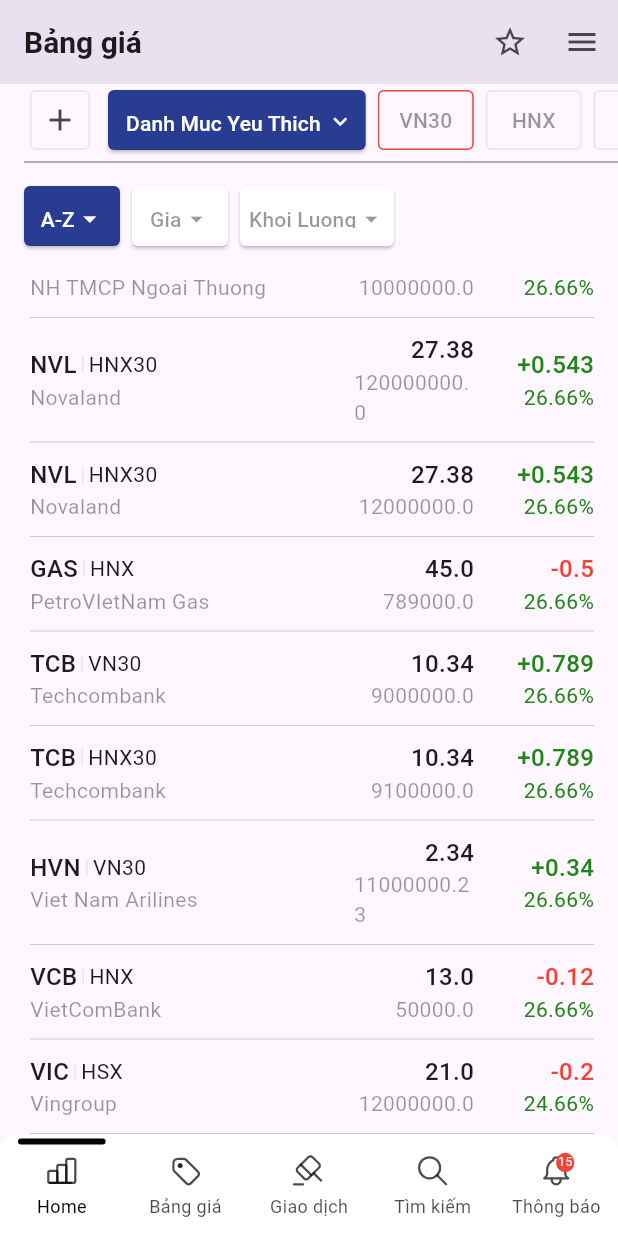
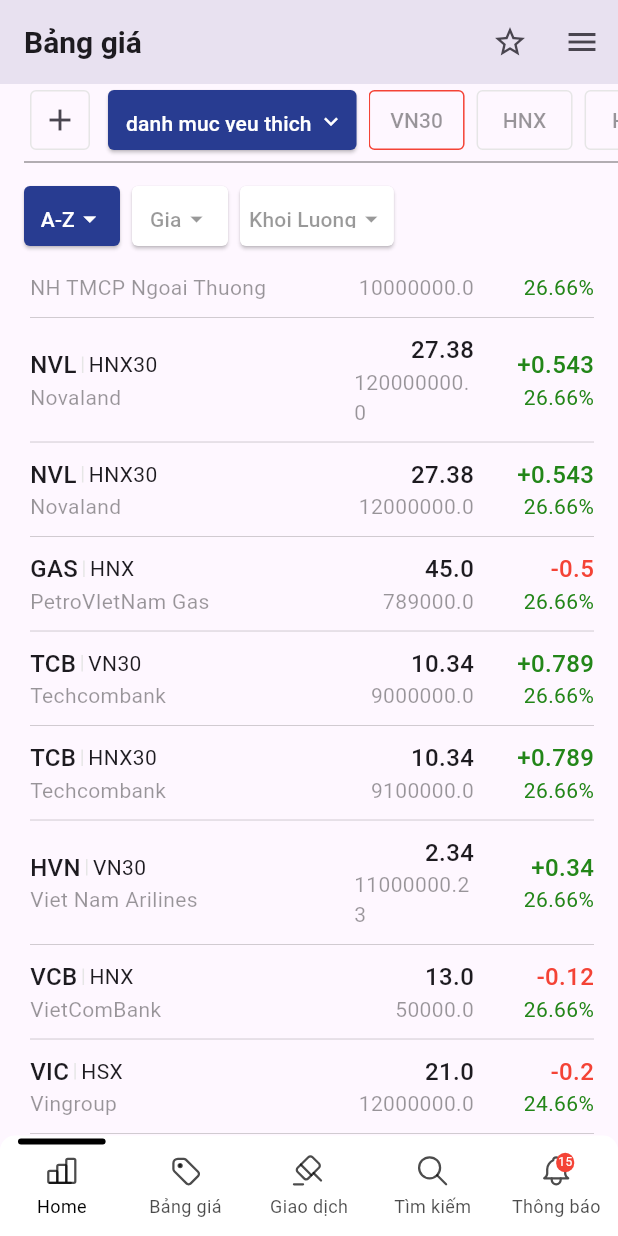
Before and after one commit to ShinKanShen/Flutter_Mobile, a Flutter app: the screen it shows after launch, scrolled down 454 dp, on a phone screen of 412 x 824 dp. Run offline on Flutter 3.47's test engine with Material 3 defaults, Android fonts, the phone set to English and light mode, and no system bars; drawn by our look-alikes of persistent_bottom_nav_bar; our stand-ins replace flutter_svg, quickalert.

```diff
--- a/lib/chondanhmuc/chondanhmuc.dart
+++ b/lib/chondanhmuc/chondanhmuc.dart
@@ -104,7 +104,11 @@ class _ChonDanhMucState extends State<ChonDanhMuc> {
               itemCount: danhmucs.length,
               itemBuilder: (context, index) {
                 final danhmuc = danhmucs[index];
-                return DanhMucList(tendanhmuc: danhmuc['name'] as String);
+
+                return DanhMucList(
+                  tendanhmuc: danhmuc['name'] as String,
+                  index: index,
+                );
               }),
         );
       },
--- a/lib/chungkhoanmainscreen.dart
+++ b/lib/chungkhoanmainscreen.dart
@@ -229,8 +229,16 @@ class _chungkhoanScreenState extends State<ChungKhoanScreen> {
                     ),
 
                     // chon danh muc
-                    ElevatedButton(
+                    Selector<ChungKhoanAppProvider, String>(
+                      selector: (_,p1)=> p1.danhmucText,
+                      shouldRebuild: (p,n)=> true,
+                      builder: (context, danhMucText, child){
+                        if(appManager.danhmucText==''){
+                           appManager.setDanhMucText('Danh Muc Yeu Thich');
+                        }
+                        return ElevatedButton(
                             onPressed: () {
+
                             showButtonSheet(context);
                           // showModalBottomSheet(
                           //     context: context,
@@ -253,15 +261,15 @@ class _chungkhoanScreenState extends State<ChungKhoanScreen> {
                             borderRadius: BorderRadius.circular(4),
                           ),
                         ),
-                      child: const Row(
+                        child:  Row(
                           children: [
                             Text(
-                            "Danh Muc Yeu Thich",
-                            style: TextStyle(
+                              appManager.danhmucText.toLowerCase(),
+                              style:const  TextStyle(
                                 color: Colors.white,
                               ),
                             ),
-                          Padding(
+                            const Padding(
                               padding: EdgeInsets.only(left: 4),
                               child: Icon(
                                 Icons.keyboard_arrow_down,
@@ -270,6 +278,9 @@ class _chungkhoanScreenState extends State<ChungKhoanScreen> {
                             ),
                           ],
                         ),
+                      );
+                      },
+
                     ),
                     const SizedBox(
                       width: 8,
--- a/lib/data/danhmuc_data.dart
+++ b/lib/data/danhmuc_data.dart
@@ -2,7 +2,52 @@ var danhmucs =[
   {
     'id': '0',
     'name': 'Xem Nhanh 1',
-    'cophieus':[]
+    'cophieus':[
+    {
+    'id':'0',
+    'name':"NH TMCP Ngoai Thuong",
+    'type':'VIX',
+    'san':'HSX',
+    'gia': 27.38,
+    'tanggiam': 0.33,
+    'khoiluongGD':10000000.0,
+    'tang': 26.66,
+    'isSaved':1,
+  },
+  {
+    'id':'1',
+    'name':"Vingroup",
+    'type':'VIC',
+    'san':'HSX',
+    'gia': 21.0,
+    'tanggiam': -0.2,
+    'khoiluongGD':12000000.0,
+    'tang': 24.66,
+    'isSaved':1,
+  },
+  {
+    'id':'2',
+    'name':"VietComBank",
+    'type':'VCB',
+    'san':'HNX',
+    'gia': 13.0,
+    'tanggiam': -0.12,
+    'khoiluongGD':50000.0,
+    'tang': 26.66,
+    'isSaved':0,
+  },
+  {
+    'id':'3',
+    'name':"PetroVIetNam Gas",
+    'type':'GAS',
+    'san':'HNX',
+    'gia': 45.0,
+    'tanggiam': -0.5,
+    'khoiluongGD':789000.0,
+    'tang': 26.66,
+    'isSaved':0,
+  },
+    ]
   },
   {
     'id': '1',
--- a/lib/models/chung_khoan_change_notifer.dart
+++ b/lib/models/chung_khoan_change_notifer.dart
@@ -42,6 +42,7 @@ class ChungKhoanChangeNotifier with ChangeNotifier {
 
 final List _cophieus = coPhieus;
 List get loadCoPhieus => sortCoPhieusIndex;
+
 
 
 
```
Also changed, not shown: lib/chondanhmuc/chondanhlist.dart (+14 -3 lines), lib/models/chung_khoan_app_global_provider.dart (+46 -6 lines), lib/themdanhmuc/danh_muc_display_item.dart (+27 -11 lines), lib/themdanhmuc/themdanhmuclist.dart (+26 -25 lines), lib/themdanhmuc/themdanhmucscreen.dart (+13 -10 lines). Lines whose indentation alone changed are shown as unchanged.
